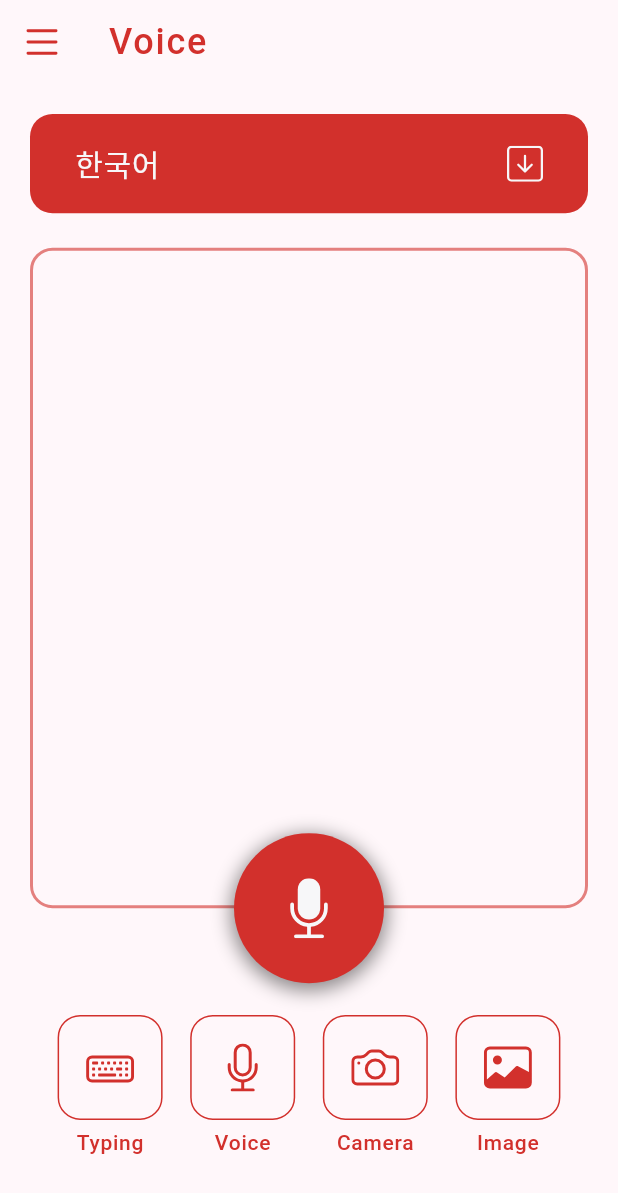
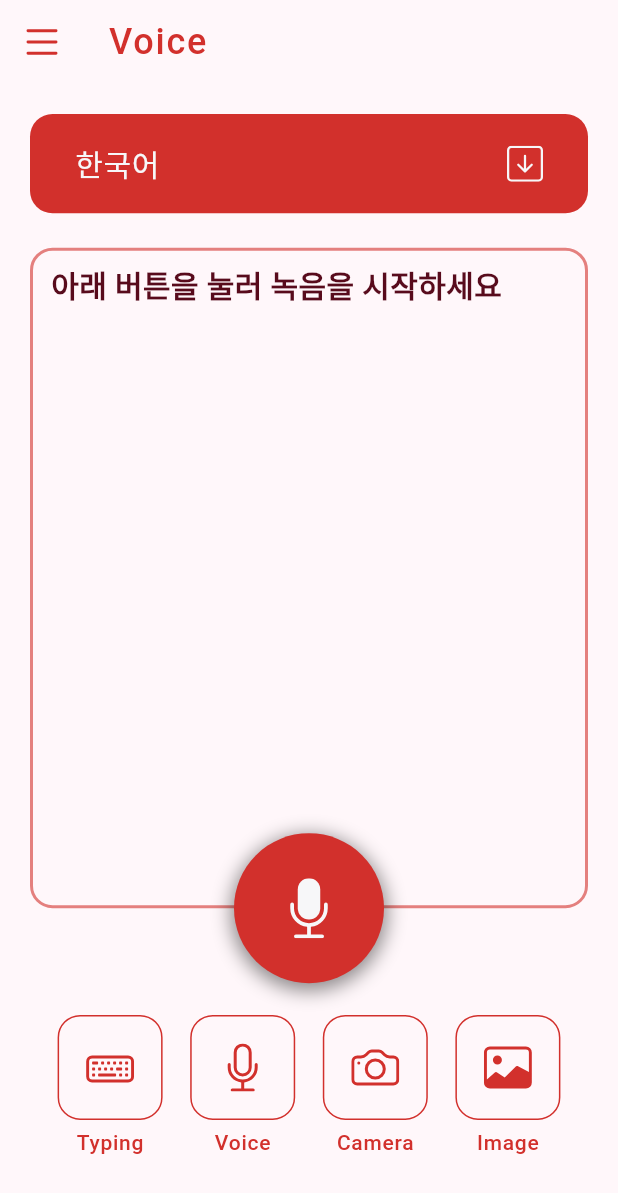
Before and after one commit to Yun-sooyong/Onetool_translator, a Flutter app: the SttScreen screen opened by its route, on a phone screen of 412 x 824 dp. Shown: the top 1193 px of the screen. Run offline on Flutter 3.47's test engine with Material 2 defaults, Android fonts, the phone set to English and light mode, and no system bars; drawn by our look-alikes of dropdown_button2; our stand-ins replace bootstrap_icons, flutter_riverpod, fluttertoast, go_router, speech_to_text; missing offline and left inert: speech_to_text_macos, translator.

Commit message:
음성 입력 기능 제작중(입력된 음성으로 번역하는 기능 추가중)

```diff
--- a/lib/screens/stt_screen.dart
+++ b/lib/screens/stt_screen.dart
@@ -3,9 +3,7 @@ import 'package:a_translator/util.dart';
 import 'package:a_translator/widgets/drop_down_menu.dart';
 import 'package:bootstrap_icons/bootstrap_icons.dart';
 import 'package:flutter/material.dart';
-import 'package:flutter_riverpod/flutter_riverpod.dart';
 import 'package:speech_to_text/speech_to_text.dart';
-import 'package:speech_to_text/speech_to_text_provider.dart';
 
 class SttScreen extends StatefulWidget {
   const SttScreen({super.key});
@@ -15,20 +13,9 @@ class SttScreen extends StatefulWidget {
 }
 
 class _SttScreenState extends State<SttScreen> {
-  final SpeechToText speech = SpeechToText();
-  late SpeechToTextProvider speechProvider;
-
-  @override
-  void initState() {
-    super.initState();
-
-    speechProvider = SpeechToTextProvider(speech);
-    initSpeechState();
-  }
-
-  Future<void> initSpeechState() async {
-    await speechProvider.initialize();
-  }
+  SpeechToText speechToText = SpeechToText();
+  var text = '아래 버튼을 눌러 녹음을 시작하세요';
+  bool isListening = false;
 
   @override
   Widget build(BuildContext context) {
@@ -56,6 +43,7 @@ class _SttScreenState extends State<SttScreen> {
               flex: 1,
               child: DropdownLang(),
             ),
+            // * Text Box //
             Expanded(
               flex: 7,
               child: Padding(
@@ -65,6 +53,7 @@ class _SttScreenState extends State<SttScreen> {
                 child: Stack(
                   alignment: AlignmentDirectional.bottomCenter,
                   clipBehavior: Clip.none,
+                  fit: StackFit.expand,
                   children: [
                     Container(
                       padding: const EdgeInsets.symmetric(
@@ -78,10 +67,60 @@ class _SttScreenState extends State<SttScreen> {
                         ),
                         borderRadius: boxRadius,
                       ),
+                      child: Text(text),
                     ),
+                    // * Recording Button //
                     Positioned(
                       bottom: -50,
-                      child: VoiceRecodingButton(themeOf: themeOf),
+                      child: Container(
+                        decoration: const BoxDecoration(
+                          shape: BoxShape.circle,
+                          boxShadow: [
+                            BoxShadow(
+                              blurRadius: 10,
+                              spreadRadius: 2,
+                              offset: Offset(0, 3),
+                              color: Colors.black45,
+                            ),
+                          ],
+                        ),
+                        child: IconButton(
+                          // * 녹화 기능 파트
+                          onPressed: () async {
+                            if (!isListening) {
+                              var aviliable = await speechToText.initialize();
+                              if (aviliable) {
+                                setState(() {
+                                  isListening = true;
+                                  speechToText.listen(
+                                    onResult: (result) {
+                                      setState(() {
+                                        text = result.recognizedWords;
+                                      });
+                                    },
+                                  );
+                                });
+                              }
+                            } else {
+                              setState(() {
+                                isListening = false;
+                              });
+                              speechToText.stop();
+                            }
+                          },
+                          icon: Icon(
+                            isListening
+                                ? BootstrapIcons.stop_fill
+                                : BootstrapIcons.mic_fill,
+                            size: 40,
+                            color: themeOf.colorScheme.background,
+                          ),
+                          style: IconButton.styleFrom(
+                            backgroundColor: themeOf.colorScheme.primary,
+                            fixedSize: const Size(100, 100),
+                          ),
+                        ),
+                      ),
                     ),
                   ],
                 ),
@@ -104,52 +143,3 @@ class _SttScreenState extends State<SttScreen> {
     );
   }
 }
-
-class VoiceRecodingButton extends StatefulWidget {
-  const VoiceRecodingButton({
-    super.key,
-    required this.themeOf,
-  });
-
-  final ThemeData themeOf;
-
-  @override
-  State<VoiceRecodingButton> createState() => _VoiceRecodingButtonState();
-}
-
-class _VoiceRecodingButtonState extends State<VoiceRecodingButton> {
-  bool isRecording = false;
-
-  @override
-  Widget build(BuildContext context) {
-    return Container(
-      decoration: const BoxDecoration(
-        shape: BoxShape.circle,
-        boxShadow: [
-          BoxShadow(
-            blurRadius: 10,
-            spreadRadius: 2,
-            offset: Offset(0, 3),
-            color: Colors.black45,
-          ),
-        ],
-      ),
-      child: IconButton(
-        onPressed: () {
-          setState(() {
-            isRecording = !isRecording;
-          });
-        },
-        icon: Icon(
-          isRecording ? BootstrapIcons.stop_fill : BootstrapIcons.mic_fill,
-          size: 40,
-          color: widget.themeOf.colorScheme.background,
-        ),
-        style: IconButton.styleFrom(
-          backgroundColor: widget.themeOf.colorScheme.primary,
-          fixedSize: const Size(100, 100),
-        ),
-      ),
-    );
-  }
-}
```
Also changed, not shown: 1 other file.
